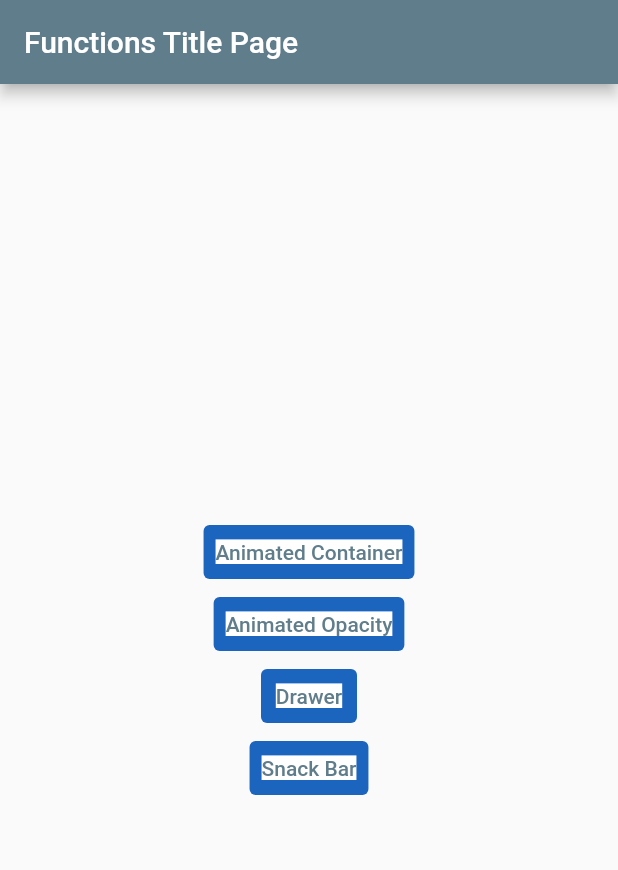
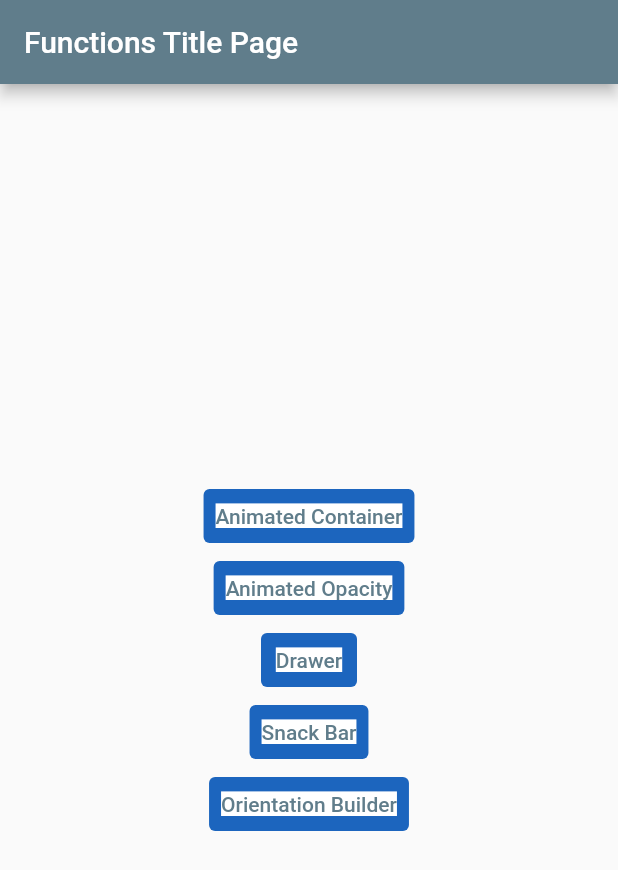
Before and after one commit to auaicn/Testbed-flutter, a Flutter app: the screen it shows after launch, on a phone screen of 412 x 824 dp. Shown: the top 870 px of the screen. Run offline on Flutter 3.47's test engine with Material 2 defaults, Android fonts, the phone set to English and light mode, and no system bars.

Commit message:
Course: Practiced Orientation Builder with GridView
- in `my_snack_bar.dart`, made `child` property to be front of event method `onPressed`
- added `debug banner` option setting statement with value `false`

```diff
--- a/course_2/lib/functions/my_snack_bar.dart
+++ b/course_2/lib/functions/my_snack_bar.dart
@@ -25,6 +25,7 @@ class _MySnackBarState extends State<MySnackBar> {
       ),
       body: Center(
         child: TextButton(
+          child: Text("Show SnackBar"),
           onPressed: () {
             final snackBar = SnackBar(
               content: Text("나는 스낵바"),
@@ -33,8 +34,8 @@ class _MySnackBarState extends State<MySnackBar> {
             );
             ScaffoldMessenger.of(context).showSnackBar(snackBar);
           },
-        child: Text("auaaicn"),
-      )),
+        ),
+      ),
     );
   }
 }
--- a/course_2/lib/main.dart
+++ b/course_2/lib/main.dart
@@ -14,6 +14,9 @@ class InflearnCourseApp extends StatelessWidget {
         primarySwatch: Colors.blueGrey,
       ),
       home: TitlePage(),
+
+      // options
+      debugShowCheckedModeBanner: false,
     );
   }
 }
--- a/course_2/lib/title.dart
+++ b/course_2/lib/title.dart
@@ -1,5 +1,6 @@
 import 'package:course_2/functions/my_animated_opacity.dart';
 import 'package:course_2/functions/my_drawer.dart';
+import 'package:course_2/functions/my_orientation_builder.dart';
 import 'package:course_2/functions/my_snack_bar.dart';
 import 'package:flutter/material.dart';
 import 'package:course_2/functions/my_animated_container.dart';
@@ -40,6 +41,10 @@ class _TitlePageState extends State<TitlePage> {
                 FunctionItem(
                   functionName: "Snack Bar",
                   detailedWidget: MySnackBar(),
+                ),
+                FunctionItem(
+                  functionName: "Orientation Builder",
+                  detailedWidget: MyOrientationBuilder(),
                 )
               ],
             ),
```
Also changed, not shown: course_2/lib/functions/my_orientation_builder.dart (added, +48 -0 lines). Lines whose indentation alone changed are shown as unchanged.
